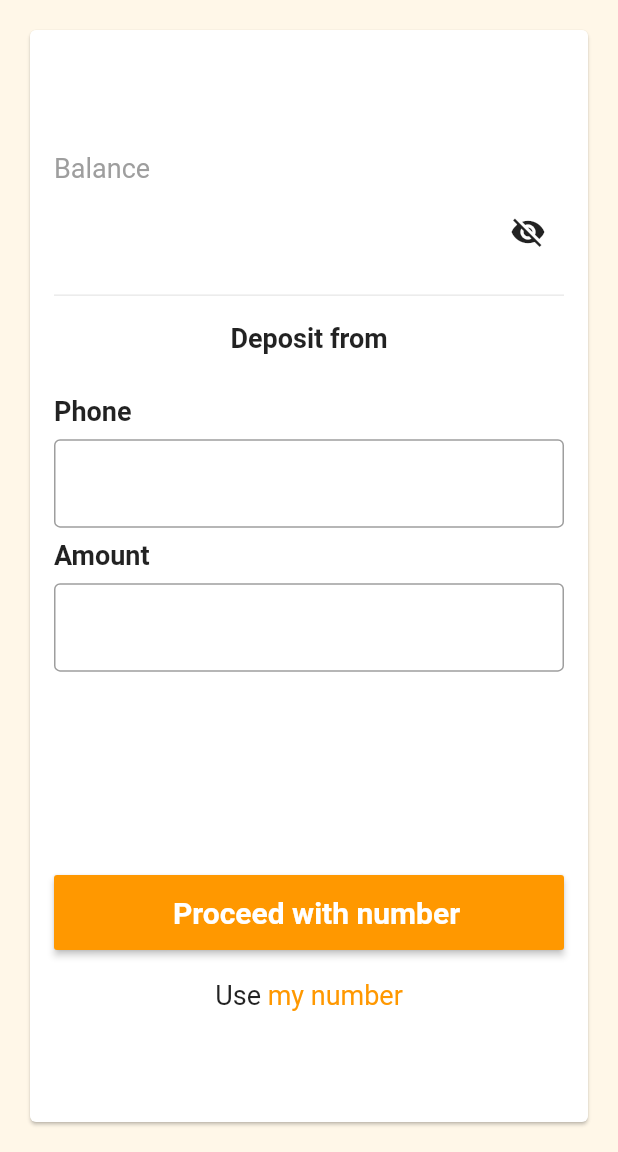
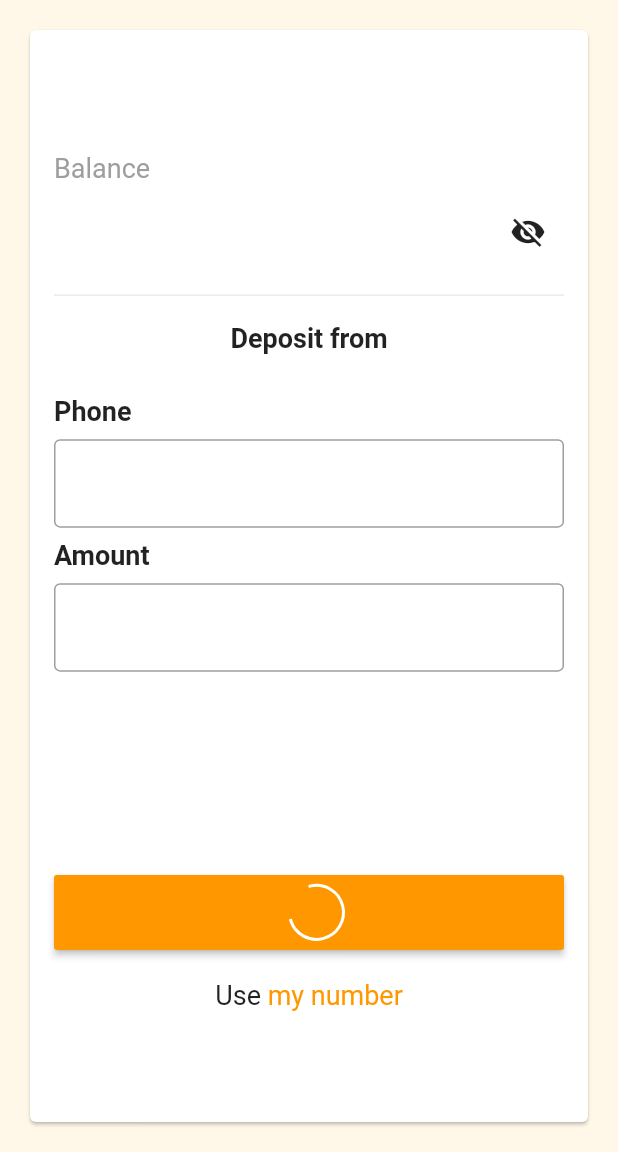
Before and after one commit to glitex-interns-june-2023/haba_pay_flutter_main, a Flutter app: the DepositMoney screen opened by its route, on a phone screen of 412 x 824 dp, the part 84-1236 px from its top. Run offline on Flutter 3.47's test engine with Material 2 defaults, Android fonts, the phone set to English and light mode, and no system bars; our stand-ins replace blur, flutter_secure_storage, flutter_svg, get, google_sign_in, share; accounts and stored records are empty.

Commit message:
feat: deposit money controller

```diff
--- a/lib/screens/deposit_money/components/deposit_money.dart
+++ b/lib/screens/deposit_money/components/deposit_money.dart
@@ -109,7 +109,9 @@ class DepositMoney extends StatelessWidget {
                             flex: 2,
                           ),
                           const SizedBox(height: 20,),
-                          CustomButton(title: "Proceed with number", onClick: (){
+                          CustomButton(
+                              isLoading: depositMoneyController.isLoading.value,
+                              title: "Proceed with number", onClick: (){
                             depositMoneyController.proceedWithNumber();
                           }),
                           const SizedBox(
```
